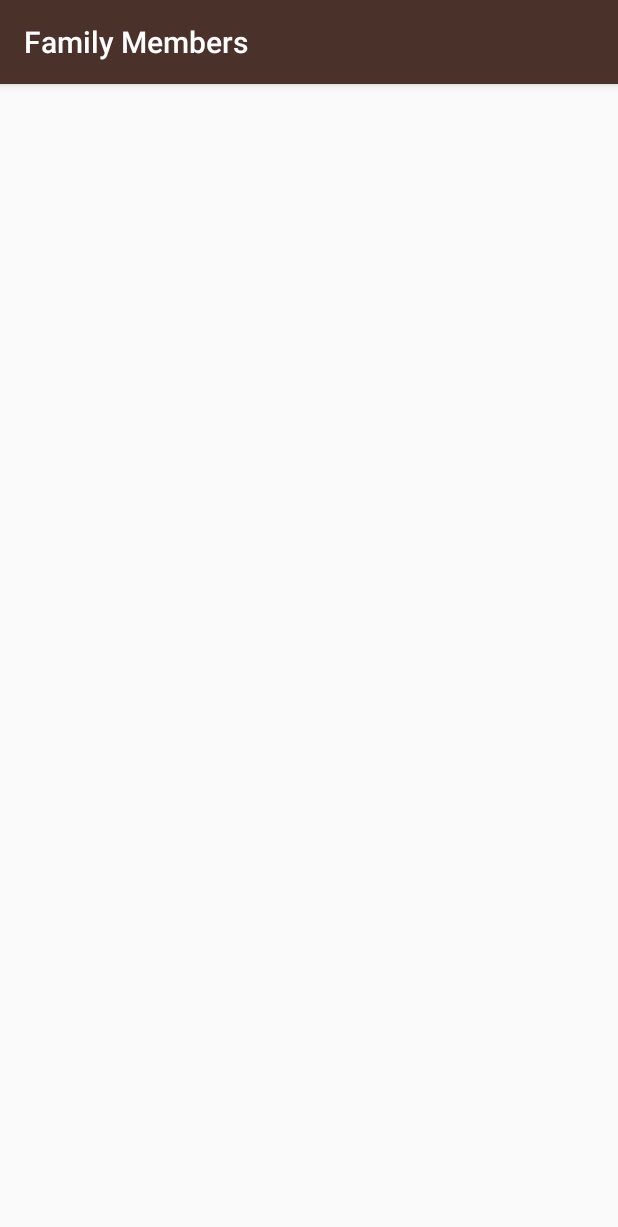
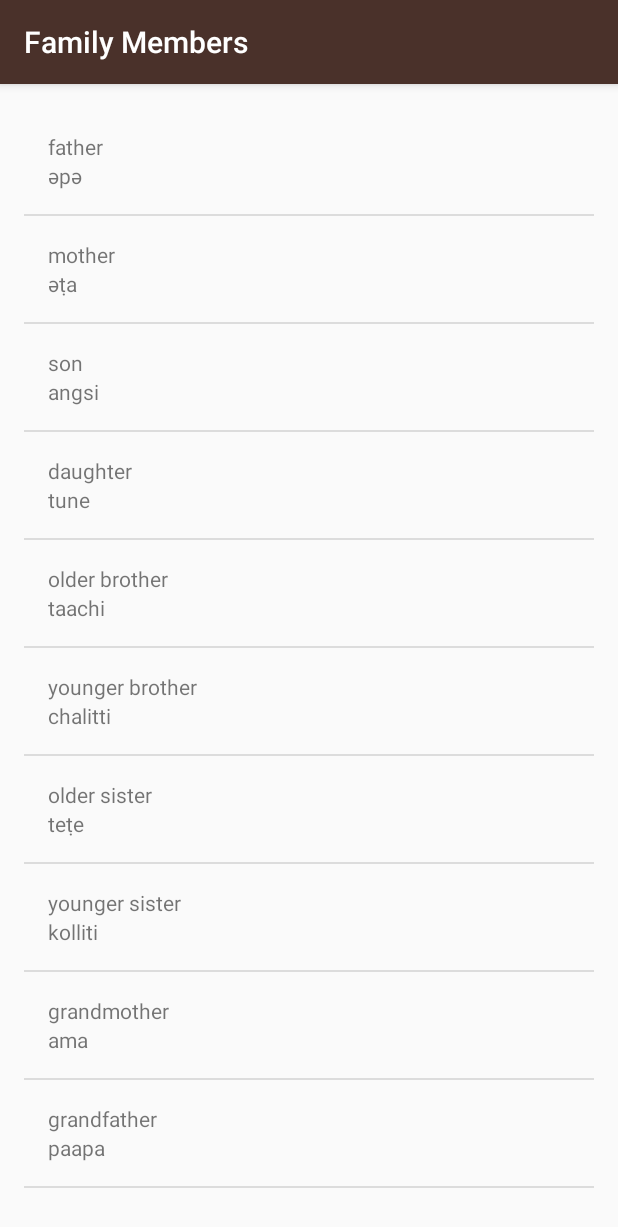
Before and after one commit to jruivo-dev/Android-Miwok, an Android app: the FamilyActivity screen opened directly, with no data from a screen before it, on a phone screen of 412 x 824 dp. Shown: the top 1227 px of the screen. Run offline under Robolectric (Android 15) with nearby library versions, the phone set to English and light mode, and no system bars.

Commit message:
Added words to every category.

```diff
--- a/app/src/main/java/com/example/android/miwok/FamilyActivity.java
+++ b/app/src/main/java/com/example/android/miwok/FamilyActivity.java
@@ -1,7 +1,10 @@
 package com.example.android.miwok;
 
+import android.os.Bundle;
 import android.support.v7.app.AppCompatActivity;
-import android.os.Bundle;
+import android.widget.ListView;
+
+import java.util.ArrayList;
 
 public class FamilyActivity extends AppCompatActivity {
 
@@ -9,5 +12,21 @@ public class FamilyActivity extends AppCompatActivity {
     protected void onCreate(Bundle savedInstanceState) {
         super.onCreate(savedInstanceState);
         setContentView(R.layout.activity_family);
+
+        ArrayList<Word> words = new ArrayList<>();
+        words.add(new Word("father", "әpә"));
+        words.add(new Word("mother", "әṭa"));
+        words.add(new Word("son", "angsi"));
+        words.add(new Word("daughter", "tune"));
+        words.add(new Word("older brother", "taachi"));
+        words.add(new Word("younger brother", "chalitti"));
+        words.add(new Word("older sister", "teṭe"));
+        words.add(new Word("younger sister", "kolliti"));
+        words.add(new Word("grandmother", "ama"));
+        words.add(new Word("grandfather", "paapa"));
+
+        ListView listView = (ListView) findViewById(R.id.list);
+        WordAdapter adapter = new WordAdapter(this, words);
+        listView.setAdapter(adapter);
     }
 }
--- a/app/src/main/java/com/example/android/miwok/Word.java
+++ b/app/src/main/java/com/example/android/miwok/Word.java
@@ -1,23 +1,20 @@
 package com.example.android.miwok;
 
-/**
- * Created by Jojih on 20/03/2017.
- */
 
-public class Word {
+class Word {
     private String mDefaultTranslation;
     private String mMiwokTranslation;
 
     public Word(String mDefaultTranslation, String mMiwokTranslation) {
+        this.mMiwokTranslation = mMiwokTranslation;
         this.mDefaultTranslation = mDefaultTranslation;
-        this.mMiwokTranslation = mMiwokTranslation;
+    }
+
+    public String getMiwokTranslation() {
+        return mMiwokTranslation;
     }
 
     public String getmDefaultTranslation() {
         return mDefaultTranslation;
     }
-
-    public String getMiwokTranslation() {
-        return mMiwokTranslation;
-    }
 }
--- a/app/src/main/java/com/example/android/miwok/WordAdapter.java
+++ b/app/src/main/java/com/example/android/miwok/WordAdapter.java
@@ -1,6 +1,6 @@
 package com.example.android.miwok;
 
-import android.app.Activity;
+import android.content.Context;
 import android.view.LayoutInflater;
 import android.view.View;
 import android.view.ViewGroup;
@@ -9,30 +9,22 @@ import android.widget.TextView;
 
 import java.util.ArrayList;
 
-/**
- * Created by Jojih on 20/03/2017.
- */
 
-public class WordAdapter extends ArrayAdapter<Word> {
+class WordAdapter extends ArrayAdapter<Word> {
 
-    public WordAdapter(Activity context, ArrayList<Word> words) {
-        // Here, we initialize the ArrayAdapter's internal storage for the context and the list.
-        // the second argument is used when the ArrayAdapter is populating a single TextView.
-        // Because this is a custom adapter for two TextViews and an ImageView, the adapter is not
-        // going to use this second argument, so it can be any value. Hence, we used 0.
+    public WordAdapter(Context context, ArrayList<Word> words) {
         super(context, 0, words);
     }
 
-
     @Override
     public View getView(int position, View convertView, ViewGroup parent) {
-        // Check if the existing view is being reused, otherwise inflate the view
+
         View listItemView = convertView;
+
         if (listItemView == null) {
             listItemView = LayoutInflater.from(getContext()).inflate(R.layout.list_item, parent, false);
         }
 
-        // Get the {@link AndroidFlavor} object located at this position in the list
         Word currentWord = getItem(position);
 
         TextView miwokTextView = (TextView) listItemView.findViewById(R.id.miwok_text_view);
@@ -41,9 +33,6 @@ public class WordAdapter extends ArrayAdapter<Word> {
         TextView defaultTextView = (TextView) listItemView.findViewById(R.id.default_text_view);
         defaultTextView.setText(currentWord.getmDefaultTranslation());
 
-        // Return the whole list item layout (containing 2 TextViews and an ImageView)
-        // so that it can be shown in the ListView
         return listItemView;
     }
-
 }
--- a/app/src/main/res/layout/activity_family.xml
+++ b/app/src/main/res/layout/activity_family.xml
@@ -1,9 +1,12 @@
 <?xml version="1.0" encoding="utf-8"?>
-<android.support.constraint.ConstraintLayout xmlns:android="http://schemas.android.com/apk/res/android"
-    xmlns:app="http://schemas.android.com/apk/res-auto"
+<ListView xmlns:android="http://schemas.android.com/apk/res/android"
     xmlns:tools="http://schemas.android.com/tools"
+    android:id="@+id/list"
     android:layout_width="match_parent"
     android:layout_height="match_parent"
-    tools:context="com.example.android.miwok.FamilyActivity">
-
-</android.support.constraint.ConstraintLayout>
+    android:orientation="vertical"
+    android:paddingBottom="@dimen/activity_vertical_margin"
+    android:paddingLeft="@dimen/activity_horizontal_margin"
+    android:paddingRight="@dimen/activity_horizontal_margin"
+    android:paddingTop="@dimen/activity_vertical_margin"
+    tools:context="com.example.android.miwok.NumbersActivity" />
--- a/app/src/main/res/layout/list_item.xml
+++ b/app/src/main/res/layout/list_item.xml
@@ -3,21 +3,18 @@
     xmlns:tools="http://schemas.android.com/tools"
     android:layout_width="match_parent"
     android:layout_height="match_parent"
-    android:orientation="vertical">
+    android:orientation="vertical"
+    android:padding="16dp">
+
+    <TextView
+        android:id="@+id/default_text_view"
+        android:layout_width="wrap_content"
+        android:layout_height="wrap_content"
+        tools:text="one" />
 
     <TextView
         android:id="@+id/miwok_text_view"
-        android:layout_width="match_parent"
+        android:layout_width="wrap_content"
         android:layout_height="wrap_content"
-        android:layout_marginLeft="@dimen/activity_horizontal_margin"
-        android:layout_marginTop="@dimen/activity_vertical_margin"
         tools:text="lutti" />
-
-    <TextView
-        android:id="@+id/default_text_view"
-        android:layout_width="match_parent"
-        android:layout_height="wrap_content"
-        android:layout_marginLeft="@dimen/activity_horizontal_margin"
-        tools:text="one" />
-
 </LinearLayout>
```
Also changed, not shown: app/src/main/java/com/example/android/miwok/ColorsActivity.java (+18 -1 lines), app/src/main/java/com/example/android/miwok/NumbersActivity.java (+0 -9 lines), app/src/main/java/com/example/android/miwok/PhrasesActivity.java (+20 -1 lines), app/src/main/res/layout/activity_colors.xml (+8 -5 lines), app/src/main/res/layout/activity_phrases.xml (+8 -5 lines).
